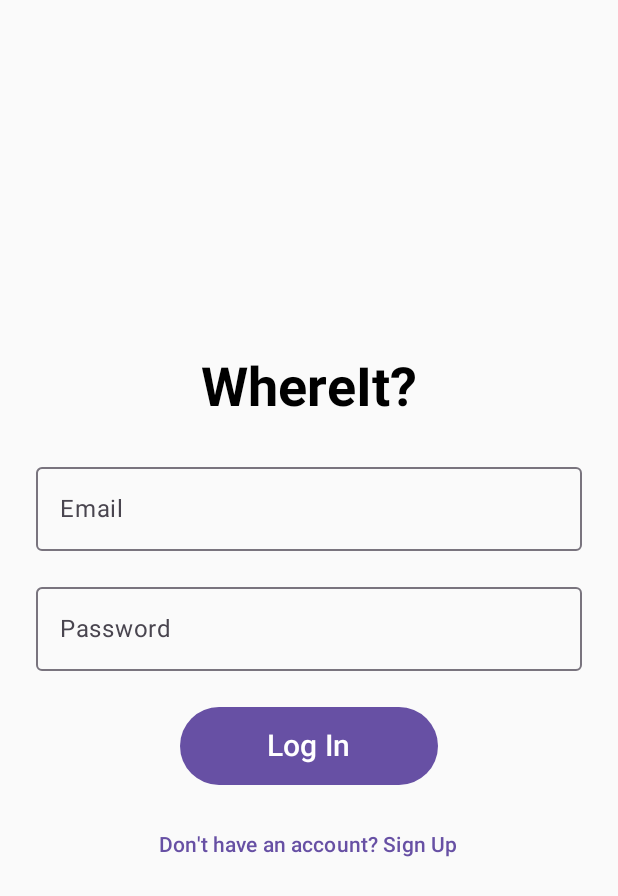
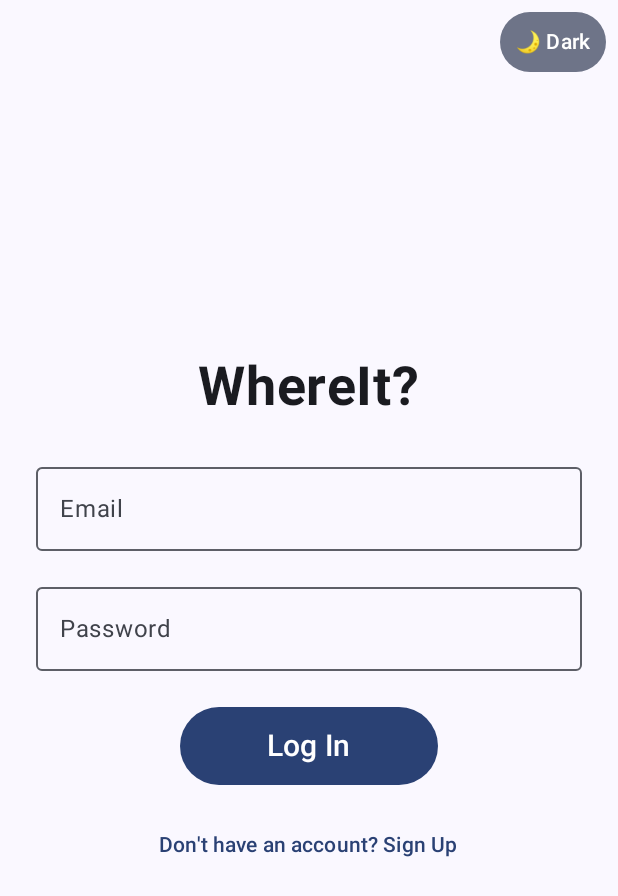
Before and after one commit to noto-21/mobappsproject, an Android app built with Jetpack Compose: the screen it shows after launch (MainActivity), on a phone screen of 412 x 824 dp. Shown: the top 896 px of the screen. Run offline under Robolectric (Android 15) with nearby library versions, the phone set to English and light mode, and no system bars; our stand-ins replace Firebase (no records; nobody signed in at launch, a user with empty details on screens opened directly), Room's generated code.

Commit message:
added dark mode

```diff
--- a/app/src/main/java/com/group6/whereit/MainActivity.kt
+++ b/app/src/main/java/com/group6/whereit/MainActivity.kt
@@ -3,11 +3,13 @@ package com.group6.whereit
 // ANDROID ACTIVITY AND NAVIGATION
 import android.Manifest // access Android permissions
 import android.content.Intent // opens another Activity
+import android.content.res.Configuration
 import android.os.Bundle // stores saved Activity state
 import android.widget.Toast // displays temporary messages
 import androidx.appcompat.app.AppCompatActivity // base class for MainActivity
 import androidx.activity.compose.setContent // displays Compose UI
 import androidx.activity.result.contract.ActivityResultContracts // handles permission results
+import androidx.appcompat.app.AppCompatDelegate
 
 // JETPACK COMPOSE - UI COMPONENTS
 import androidx.compose.material3.Text // displays text
@@ -17,6 +19,7 @@ import androidx.compose.material3.Button // creates clickable buttons
 import androidx.compose.foundation.layout.Column // arranges elements vertically
 import androidx.compose.foundation.layout.Row // arranges elements horizontally
 import androidx.compose.foundation.layout.Arrangement // controls positioning
+import androidx.compose.foundation.layout.Box
 import androidx.compose.foundation.layout.fillMaxWidth // fills available width
 import androidx.compose.ui.Modifier // changes layout properties
 import androidx.compose.foundation.layout.fillMaxSize // fills available screen space
@@ -45,6 +48,12 @@ import com.group6.whereit.camera.CameraFlow
 import androidx.compose.runtime.LaunchedEffect // runs asynchronous code inside Compose
 
 import androidx.compose.foundation.layout.PaddingValues // controls spacing inside buttons
+import androidx.compose.foundation.layout.padding
+import androidx.compose.foundation.layout.statusBarsPadding
+import androidx.compose.material3.FilledTonalButton
+import androidx.compose.material3.MaterialTheme
+import androidx.compose.material3.Surface
+import androidx.compose.ui.Alignment
 import androidx.compose.ui.unit.dp // measures spacing in density-independent pixels
 import androidx.compose.ui.unit.sp // measures text size
 
@@ -81,8 +90,28 @@ class MainActivity : AppCompatActivity() {
         val db = WhereItDatabase.getInstance(this)
         val repository = SpotRepository(db.spotItemDao())
 
+        // load saved dark mode preference (defaults to device system setting)
+        val prefs = getSharedPreferences("whereit_prefs", MODE_PRIVATE)
+        val systemDark = (resources.configuration.uiMode and
+                Configuration.UI_MODE_NIGHT_MASK) == Configuration.UI_MODE_NIGHT_YES
+        val initialDarkMode = prefs.getBoolean("dark_mode", systemDark)
+
+        AppCompatDelegate.setDefaultNightMode(
+            if (initialDarkMode) AppCompatDelegate.MODE_NIGHT_YES
+            else AppCompatDelegate.MODE_NIGHT_NO
+        )
+
         // display the Jetpack Compose interface
         setContent {
+            val isDarkMode = remember { mutableStateOf(initialDarkMode) }
+
+            WhereItTheme(darkTheme = isDarkMode.value) {
+                Surface(
+                    modifier = Modifier.fillMaxSize(),
+                    color = MaterialTheme.colorScheme.background
+                ) {
+                    // Root Box allows floating the Dark Mode toggle in the top-right corner
+                    Box(modifier = Modifier.fillMaxSize()) {
 
                 // check whether Firebase already has a signed-in user
                 val isLoggedIn = remember {
@@ -127,25 +156,10 @@ class MainActivity : AppCompatActivity() {
                         Column(modifier = Modifier.fillMaxSize()) {
 
                             Row(
-                                modifier = Modifier.fillMaxWidth(),
+                                //edited to leave room for dark mode toggle button
+                                modifier = Modifier.fillMaxWidth().statusBarsPadding().padding(end = 96.dp),
                                 horizontalArrangement = Arrangement.SpaceEvenly
                             ) {
-
-                                // button to request location and test retrieval
-                                Button(
-                                    onClick = {
-                                        requestPermissionLauncher.launch(
-                                            arrayOf(
-                                                Manifest.permission.ACCESS_FINE_LOCATION,
-                                                Manifest.permission.ACCESS_COARSE_LOCATION
-                                            )
-                                        )
-                                    },
-                                    contentPadding = PaddingValues(horizontal = 7.dp, vertical = 4.dp)
-
-                                ) {
-                                    Text("Test Location")
-                                }
 
                                 // button to open the map
                                 Button(
@@ -252,9 +266,32 @@ class MainActivity : AppCompatActivity() {
                         }
                     )
                 }
+
+                        // Dark Mode toggle pinned to the top-right corner of the screen
+                        FilledTonalButton(
+                            onClick = {
+                                val nextMode = !isDarkMode.value
+                                isDarkMode.value = nextMode
+                                prefs.edit().putBoolean("dark_mode", nextMode).apply()
+                                AppCompatDelegate.setDefaultNightMode(
+                                    if (nextMode) AppCompatDelegate.MODE_NIGHT_YES
+                                    else AppCompatDelegate.MODE_NIGHT_NO
+                                )
+                            },
+                            contentPadding = PaddingValues(horizontal = 10.dp, vertical = 4.dp),
+                            modifier = Modifier
+                                .align(Alignment.TopEnd)
+                                .statusBarsPadding()
+                                .padding(top = 4.dp, end = 8.dp)
+                        ) {
+                            Text(if (isDarkMode.value) "☀️ Light" else "🌙 Dark")
+                        }
+                    }
+                }
             }
+        }
+    }
 
-    }
 
 
     // retrieve the device's current location and display its coordinates
```
